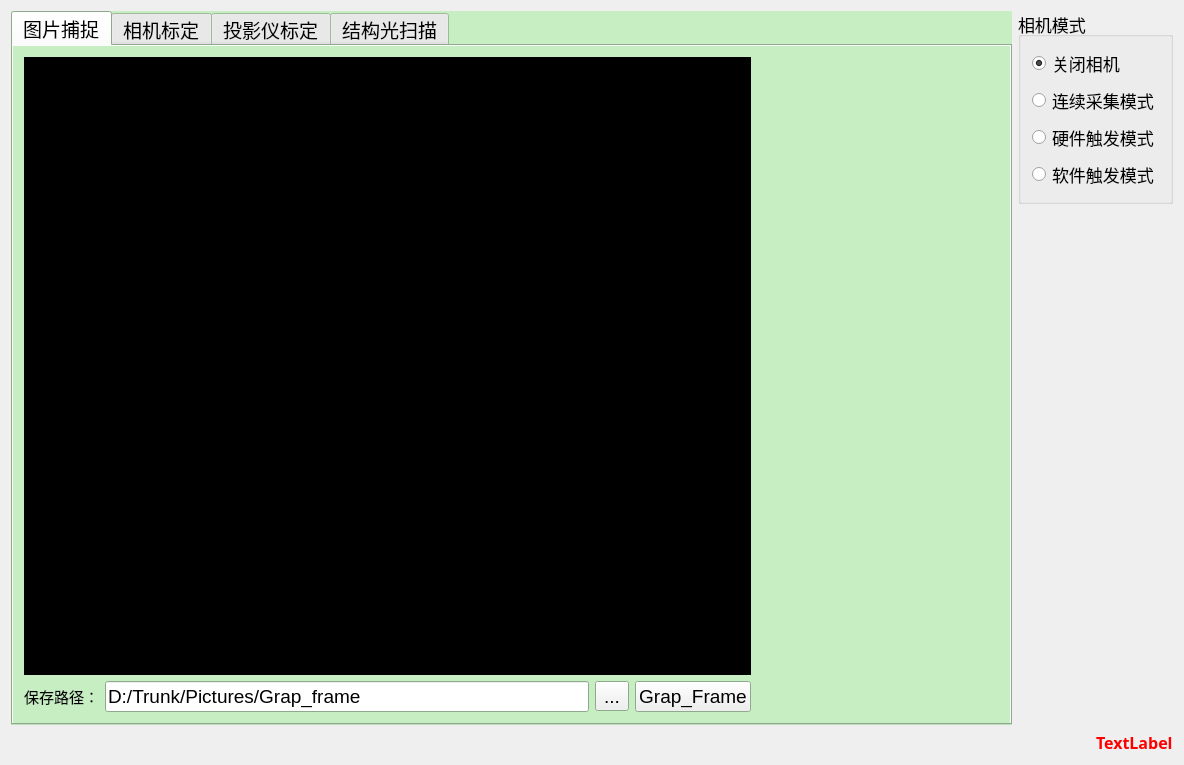
First picture: the form in Products/SLight/StructureLight/mainwindow.ui, repository lijian103/Trunk, before the edit.
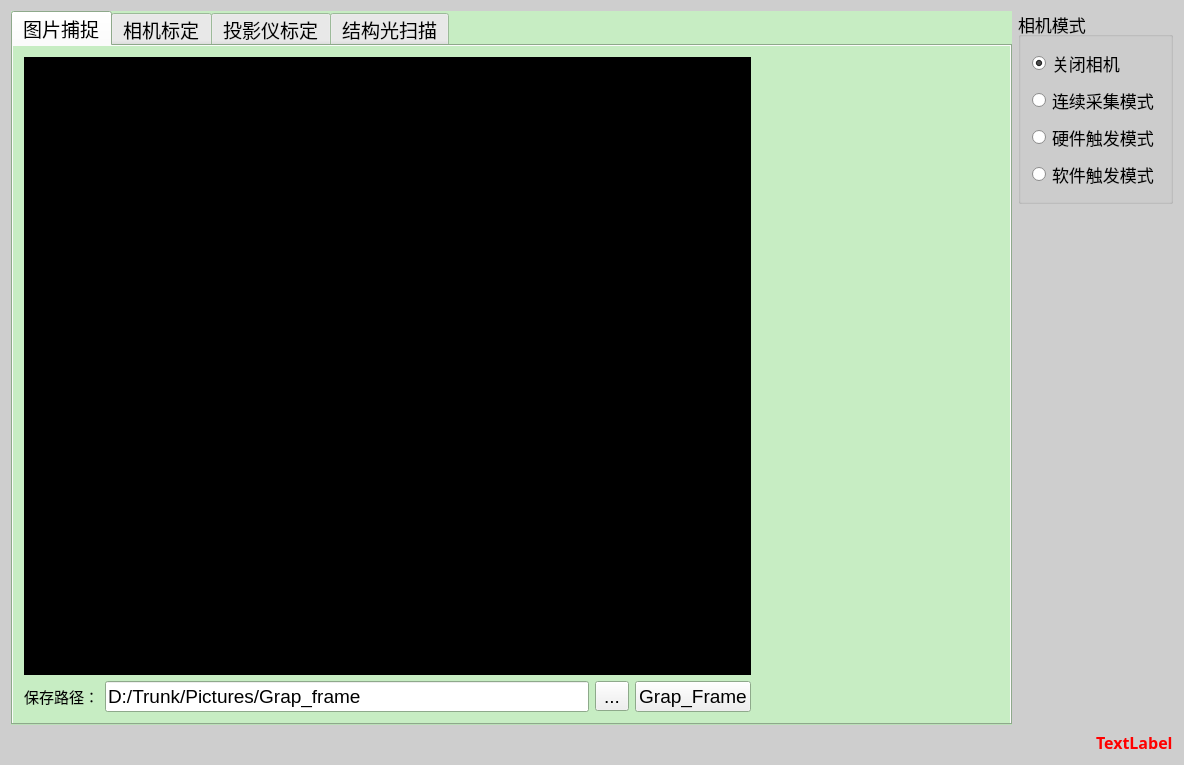
Second picture: the form after the edit. Icons and pictures are not drawn.

```diff
--- a/Products/SLight/StructureLight/mainwindow.ui
+++ b/Products/SLight/StructureLight/mainwindow.ui
@@ -10,6 +10,70 @@
     <height>765</height>
    </rect>
   </property>
+  <property name="palette">
+   <palette>
+    <active>
+     <colorrole role="Base">
+      <brush brushstyle="SolidPattern">
+       <color alpha="255">
+        <red>255</red>
+        <green>255</green>
+        <blue>255</blue>
+       </color>
+      </brush>
+     </colorrole>
+     <colorrole role="Window">
+      <brush brushstyle="SolidPattern">
+       <color alpha="255">
+        <red>206</red>
+        <green>206</green>
+        <blue>206</blue>
+       </color>
+      </brush>
+     </colorrole>
+    </active>
+    <inactive>
+     <colorrole role="Base">
+      <brush brushstyle="SolidPattern">
+       <color alpha="255">
+        <red>255</red>
+        <green>255</green>
+        <blue>255</blue>
+       </color>
+      </brush>
+     </colorrole>
+     <colorrole role="Window">
+      <brush brushstyle="SolidPattern">
+       <color alpha="255">
+        <red>206</red>
+        <green>206</green>
+        <blue>206</blue>
+       </color>
+      </brush>
+     </colorrole>
+    </inactive>
+    <disabled>
+     <colorrole role="Base">
+      <brush brushstyle="SolidPattern">
+       <color alpha="255">
+        <red>206</red>
+        <green>206</green>
+        <blue>206</blue>
+       </color>
+      </brush>
+     </colorrole>
+     <colorrole role="Window">
+      <brush brushstyle="SolidPattern">
+       <color alpha="255">
+        <red>206</red>
+        <green>206</green>
+        <blue>206</blue>
+       </color>
+      </brush>
+     </colorrole>
+    </disabled>
+   </palette>
+  </property>
   <property name="windowTitle">
    <string>StructureLight</string>
   </property>
```
Left out of the diff: 3 changed lines with no effect on the pictures.
